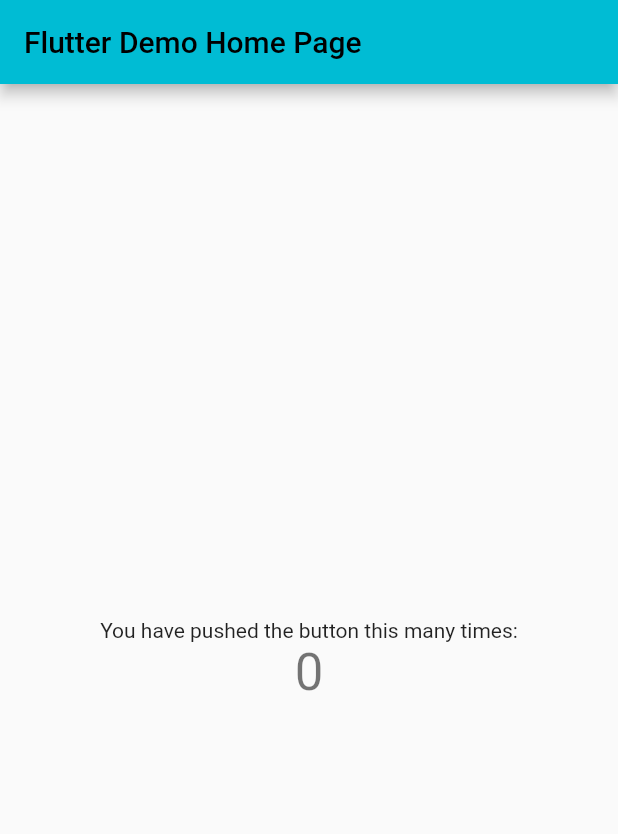
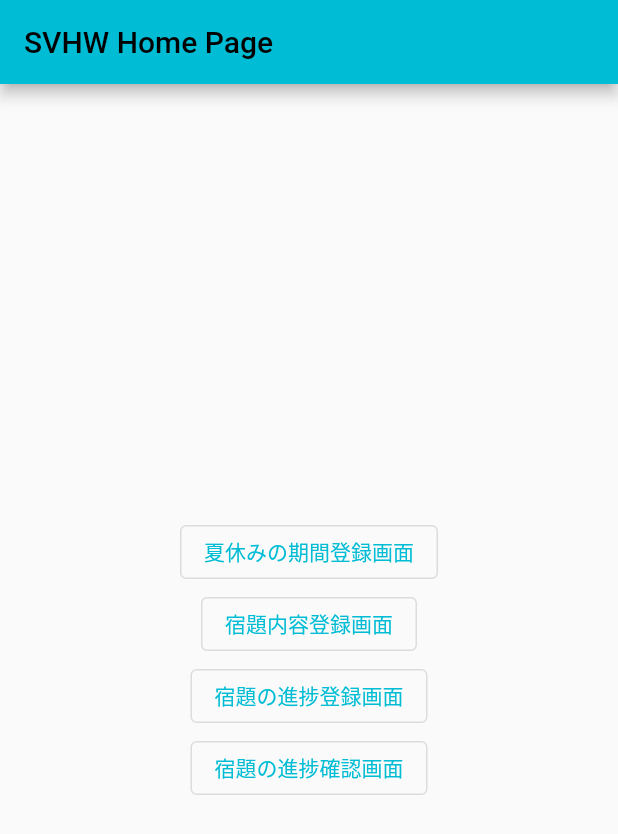
Before and after one commit to kamishi-44/svhw_app, a Flutter app: the screen it shows after launch, on a phone screen of 412 x 824 dp. Shown: the top 834 px of the screen. Run offline on Flutter 3.47's test engine with Material 2 defaults, Android fonts, the phone set to English and light mode, and no system bars; our stand-ins replace flutter_riverpod, objectbox.

Commit message:
[add] #3 期間登録画面にWidget配備、各画面への遷移ボタン追加

```diff
--- a/lib/constant/constant.dart
+++ b/lib/constant/constant.dart
@@ -2,4 +2,10 @@
 class Constant {
   /// 31日
   static const int thirtyOneDays = 31;
+
+  /// メッセージ：夏休みの始まり
+  static const String vacationStartDateMessage = '夏休みの始まり';
+
+  /// メッセージ：夏休みの終わり
+  static const String vacationEndDateMessage = '夏休みの終わり';
 }
--- a/lib/main.dart
+++ b/lib/main.dart
@@ -1,5 +1,6 @@
 import 'package:flutter/material.dart';
 import 'package:svhw_app/constant/colors.dart';
+import 'package:svhw_app/view/vacation_period_page.dart';
 
 void main() {
   runApp(const MyApp());
@@ -11,47 +12,61 @@ class MyApp extends StatelessWidget {
   @override
   Widget build(BuildContext context) {
     return MaterialApp(
-      title: 'Flutter Demo',
+      title: 'Summer Homework',
       theme: ThemeData(
         primarySwatch: AppColor.mainColor,
       ),
-      home: const MyHomePage(title: 'Flutter Demo Home Page'),
+      home: const MyHomePage(title: 'SVHW Home Page'),
     );
   }
 }
 
-class MyHomePage extends StatefulWidget {
+class MyHomePage extends StatelessWidget {
   const MyHomePage({super.key, required this.title});
 
   final String title;
 
   @override
-  State<MyHomePage> createState() => _MyHomePageState();
-}
-
-class _MyHomePageState extends State<MyHomePage> {
-  final int _counter = 0;
-
-  @override
   Widget build(BuildContext context) {
     return Scaffold(
       appBar: AppBar(
-        title: Text(widget.title),
+        title: Text(title),
       ),
       body: Center(
         child: Column(
           mainAxisAlignment: MainAxisAlignment.center,
-          children: <Widget>[
-            const Text(
-              'You have pushed the button this many times:',
-            ),
-            Text(
-              '$_counter',
-              style: Theme.of(context).textTheme.headline4,
-            ),
-          ],
+          children: testPageTransitionButtons(context),
         ),
       ),
     );
   }
+
+  /// 画面実装時の各画面確認用の遷移ボタンを取得します。
+  /// 各画面の実装や遷移、制御が実装出来次第削除します。
+  List<Widget> testPageTransitionButtons(BuildContext context) {
+    return <Widget>[
+      OutlinedButton(
+          onPressed: () {
+            Navigator.of(context).push(MaterialPageRoute(
+                builder: (BuildContext context) =>
+                const VacationPeriodPage()));
+          },
+          child: const Text('夏休みの期間登録画面')),
+      OutlinedButton(
+          onPressed: () {
+            null;
+          },
+          child: const Text('宿題内容登録画面')),
+      OutlinedButton(
+          onPressed: () {
+            null;
+          },
+          child: const Text('宿題の進捗登録画面')),
+      OutlinedButton(
+          onPressed: () {
+            null;
+          },
+          child: const Text('宿題の進捗確認画面')),
+    ];
+  }
 }
```
Also changed, not shown: lib/view/vacation_period_page.dart (+26 -6 lines).
